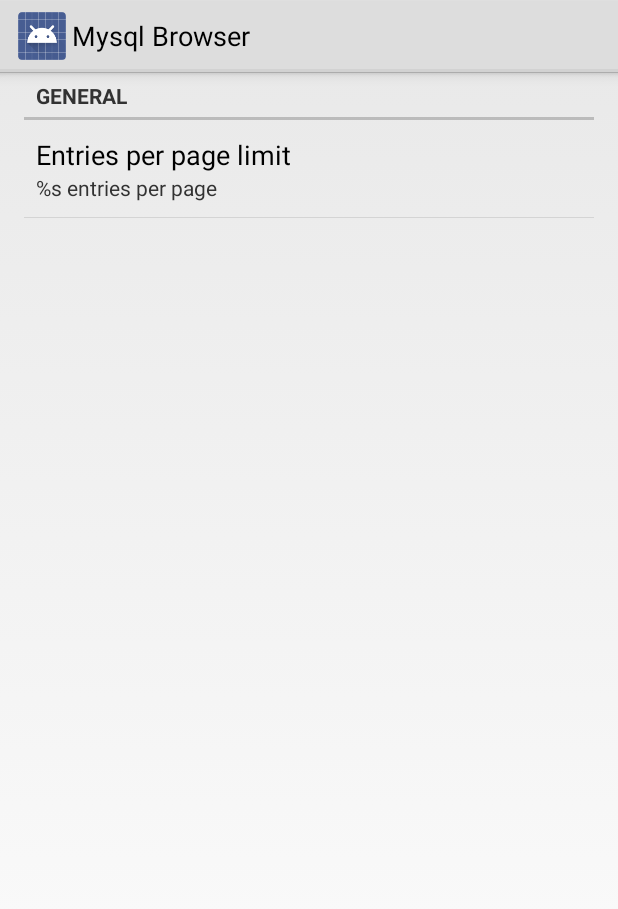
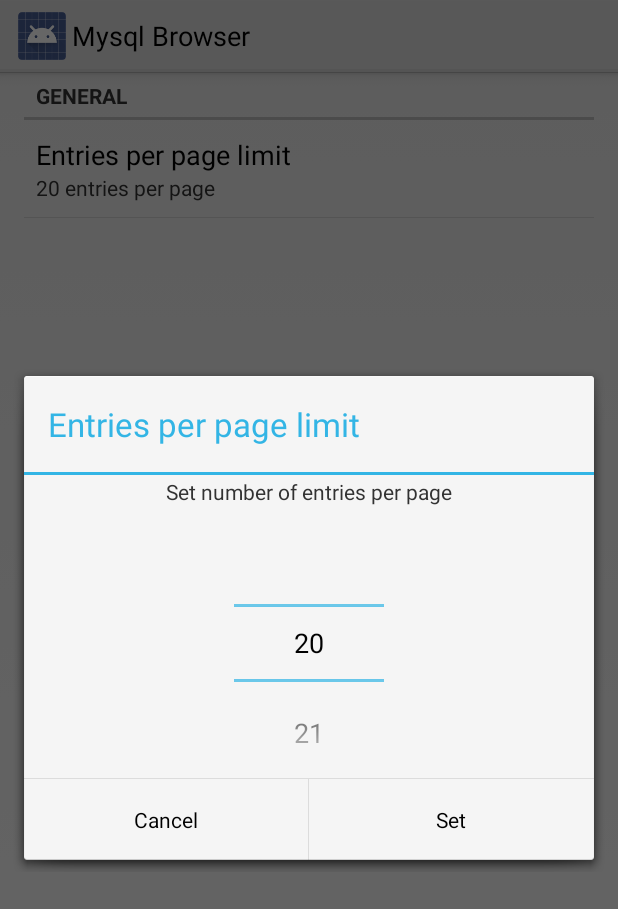
Before and after one commit to pgrondek/mysql-browser, an Android app: the fragment SettingsFragment shown on its own in the app's theme, after a tap on "Entries per page limit", on a phone screen of 412 x 824 dp. Shown: the top 909 px of the screen. Run offline under Robolectric (Android 15) with nearby library versions, the phone set to English and light mode, and no system bars; network calls fail.

Commit message:
Entries limit from preferences

```diff
--- a/app/src/main/java/info/nerull7/mysqlbrowser/SettingsFragment.java
+++ b/app/src/main/java/info/nerull7/mysqlbrowser/SettingsFragment.java
@@ -1,5 +1,8 @@
 package info.nerull7.mysqlbrowser;
 
+import android.app.Activity;
+import android.content.Context;
+import android.content.SharedPreferences;
 import android.os.Bundle;
 import android.preference.Preference;
 import android.preference.PreferenceFragment;
@@ -8,14 +11,22 @@ import android.preference.PreferenceScreen;
 /**
  * Created by nerull7 on 18.07.14.
  */
-public class SettingsFragment extends PreferenceFragment{
-    public final static String ENTRIES_PAGE_LIMIT = "entries_limit";
+public class SettingsFragment extends PreferenceFragment implements NumberPickerDialog.OnNumberSetListener {
+    public static final String PREFERENCE_FILE = "preferences";
+    public static final String ENTRIES_PAGE_LIMIT = "entries_limit";
 
-    Preference mEntriesLimit;
+    public static final int ENTRIES_PAGE_LIMIT_DEF = 20;
+    public static final int ENTRIES_MIN_PAGE = 20;
+    public static final int ENTRIES_MAX_PAGE = 100;
+
+    private Activity parent;
+    private SharedPreferences preferences;
+    private Preference mEntriesLimit;
 
     @Override
     public void onCreate(Bundle savedInstanceState){
         super.onCreate(savedInstanceState);
+        preferences = getActivity().getSharedPreferences(PREFERENCE_FILE, Context.MODE_PRIVATE);
         loadPrefs();
     }
 
@@ -23,14 +34,31 @@ public class SettingsFragment extends PreferenceFragment{
         addPreferencesFromResource(R.xml.settings);
 
         mEntriesLimit = findPreference(ENTRIES_PAGE_LIMIT);
+        setEntriesPageLimitSummary();
+    }
+
+    private int getEntriesPageLimit(){
+        return preferences.getInt(ENTRIES_PAGE_LIMIT, ENTRIES_PAGE_LIMIT_DEF);
+    }
+
+    private void setEntriesPageLimitSummary(){
+        mEntriesLimit.setSummary(getString(R.string.entries_summary, getEntriesPageLimit()));
     }
 
     @Override
     public boolean onPreferenceTreeClick(PreferenceScreen preferenceScreen, Preference preference) {
         if(preference == mEntriesLimit){
-            new NumberPickerDialog
+            new NumberPickerDialog(getActivity(), this, getEntriesPageLimit(), ENTRIES_MIN_PAGE, ENTRIES_MAX_PAGE, R.string.entries_limit).show();
         }
 
         return super.onPreferenceTreeClick(preferenceScreen, preference);
     }
+
+    @Override
+    public void onNumberSet(int number) {
+        SharedPreferences.Editor editor = preferences.edit();
+        editor.putInt(ENTRIES_PAGE_LIMIT, number);
+        editor.apply();
+        setEntriesPageLimitSummary();
+    }
 }
```
Also changed, not shown: app/src/main/java/info/nerull7/mysqlbrowser/EntriesFragment.java (+6 -3 lines).
